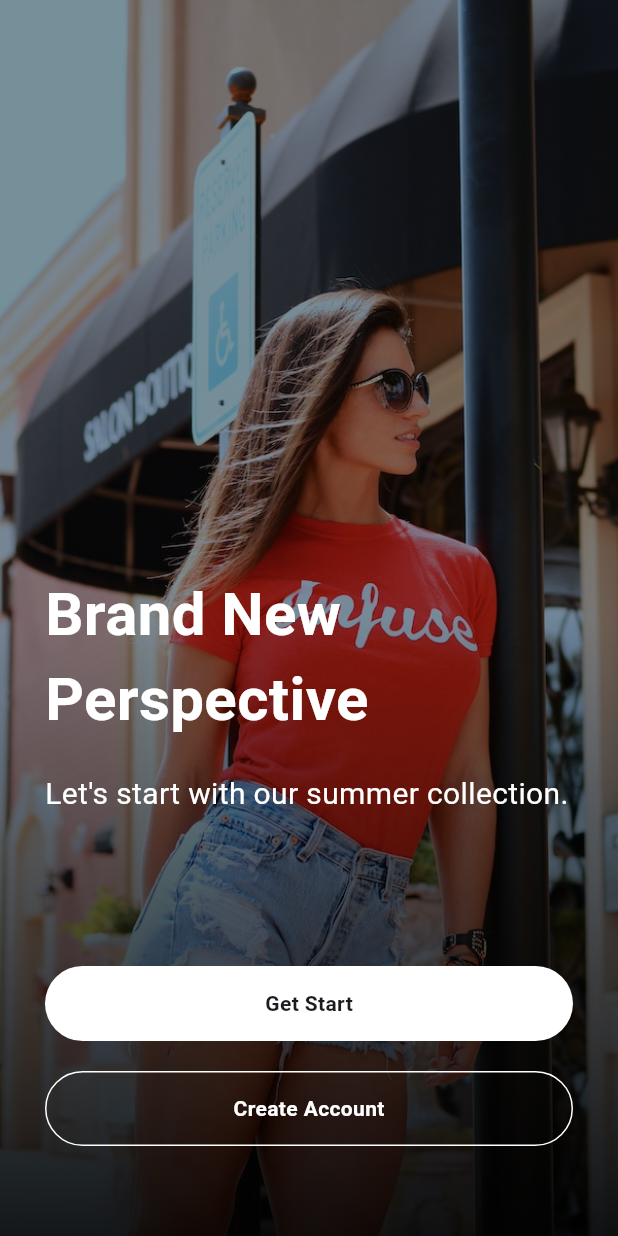
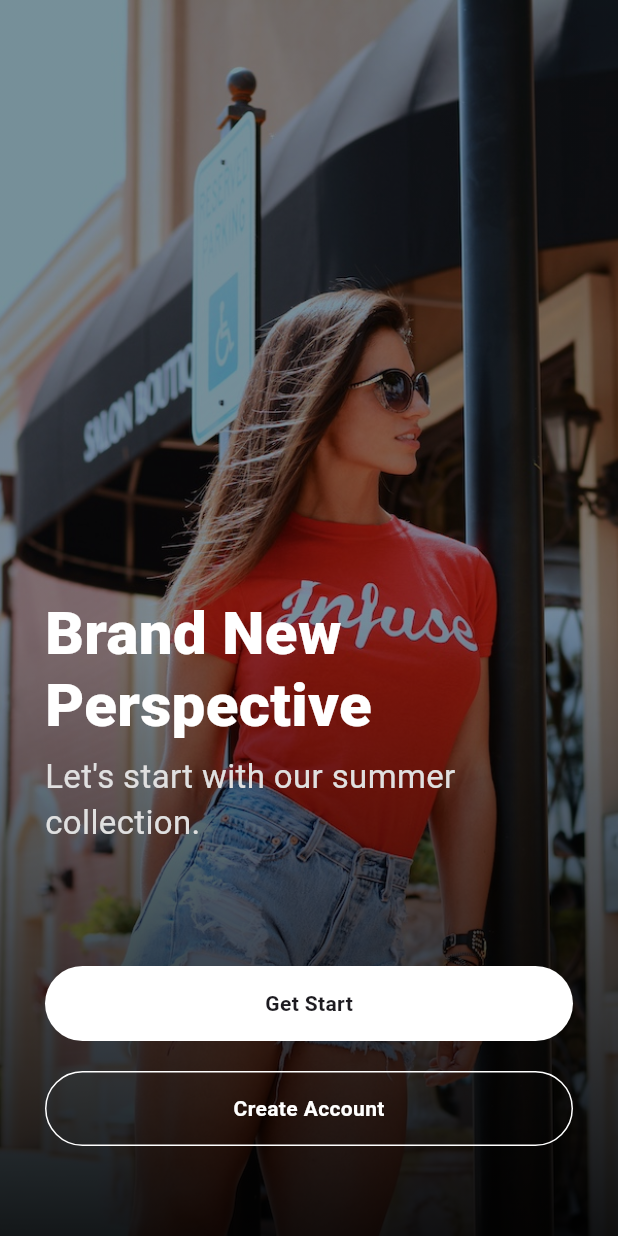
Before and after one commit to afgprogrammer/Flutter-Complete-e-commerce, a Flutter app: the screen it shows after launch, on a phone screen of 412 x 824 dp. Run offline on Flutter 3.47's test engine with Material 3 defaults, Android fonts, the phone set to English and light mode, and no system bars; our stand-ins replace animate_do, page_transition.

Commit message:
Fix design issue

```diff
--- a/lib/main.dart
+++ b/lib/main.dart
@@ -69,10 +69,10 @@ class _HomePageState extends State<HomePage> with TickerProviderStateMixin {
               crossAxisAlignment: CrossAxisAlignment.start,
               mainAxisAlignment: MainAxisAlignment.end,
               children: <Widget>[
-                FadeInUp(duration: Duration(milliseconds: 1000), child: Text("Brand New Perspective", style: TextStyle(color: Colors.white, fontSize: 40, fontWeight: FontWeight.bold),)),
-                SizedBox(height: 20,),
-                FadeInUp(duration: Duration(milliseconds: 1300), child: Text("Let's start with our summer collection.", style: TextStyle(color: Colors.white, fontSize: 20),)),
-                SizedBox(height: 100,),
+                FadeInUp(duration: Duration(milliseconds: 1000), child: Text("Brand New Perspective", style: TextStyle(color: Colors.white, height: 1.2, fontSize: 40, fontWeight: FontWeight.w900),)),
+                SizedBox(height: 8,),
+                FadeInUp(duration: Duration(milliseconds: 1300), child: Text("Let's start with our summer collection.", style: TextStyle(color: Colors.grey.shade300, fontSize: 22),)),
+                SizedBox(height: 80,),
                 InkWell(
                   onTap: () {
                     setState(() {
```
Also changed, not shown: pubspec.lock, 4 other files.
